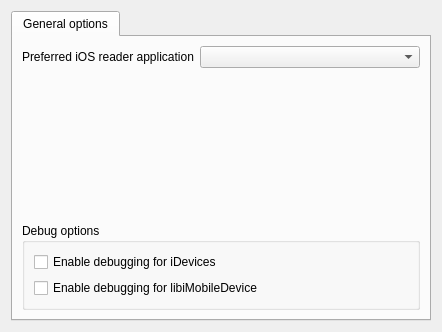
This is widgets/main.ui in Philantrop/calibre-ios-reader-applications as Qt 5 draws it before an edit. The edited form follows.
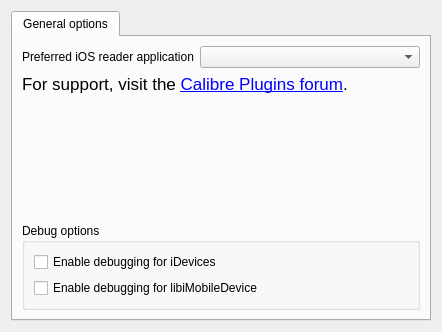
This is the edited form. Icons and pictures are not drawn.

Commit message: Removed cruft from _Resources. Added link to MR support thread. Cleaned up temporary directory usage.

Patch:
```diff
--- a/widgets/main.ui
+++ b/widgets/main.ui
@@ -74,7 +74,7 @@
            <item row="0" column="1" colspan="2">
             <widget class="QComboBox" name="reader_apps"/>
            </item>
-           <item row="1" column="1">
+           <item row="2" column="1">
             <spacer name="verticalSpacer">
              <property name="orientation">
               <enum>Qt::Vertical</enum>
@@ -87,7 +87,7 @@
              </property>
             </spacer>
            </item>
-           <item row="2" column="0" colspan="3">
+           <item row="3" column="0" colspan="3">
             <widget class="QGroupBox" name="debug_options_gb">
              <property name="title">
               <string>Debug options</string>
@@ -114,6 +114,20 @@
              </layout>
             </widget>
            </item>
+           <item row="1" column="0" colspan="3">
+            <widget class="QLabel" name="support_label">
+             <property name="text">
+              <string>&lt;!DOCTYPE HTML PUBLIC &quot;-//W3C//DTD HTML 4.0//EN&quot; &quot;http://www.w3.org/TR/REC-html40/strict.dtd&quot;&gt;
+&lt;html&gt;&lt;head&gt;&lt;meta name=&quot;qrichtext&quot; content=&quot;1&quot; /&gt;&lt;style type=&quot;text/css&quot;&gt;
+p, li { white-space: pre-wrap; }
+&lt;/style&gt;&lt;/head&gt;&lt;body style=&quot; font-family:'Lucida Grande'; font-size:13pt; font-weight:400; font-style:normal;&quot;&gt;
+&lt;p style=&quot; margin-top:0px; margin-bottom:0px; margin-left:0px; margin-right:0px; -qt-block-indent:0; text-indent:0px;&quot;&gt;For support, visit the &lt;a href=&quot;http://www.mobileread.com/forums/showthread.php?t=215624&quot;&gt;&lt;span style=&quot; text-decoration: underline; color:#0000ff;&quot;&gt;Calibre Plugins forum&lt;/span&gt;&lt;/a&gt;.&lt;/p&gt;&lt;/body&gt;&lt;/html&gt;</string>
+             </property>
+             <property name="wordWrap">
+              <bool>true</bool>
+             </property>
+            </widget>
+           </item>
           </layout>
          </widget>
         </widget>
```
The commit also changes 5 other files.
